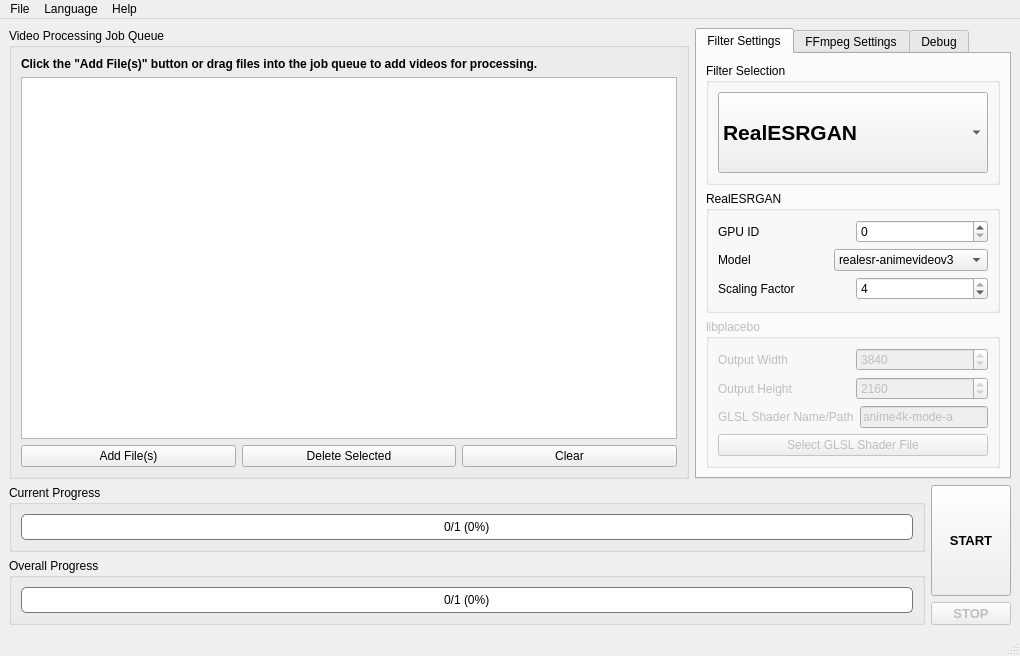
This is src/mainwindow.ui in k4yt3x/video2x-qt6 as Qt 5 draws it before an edit. The edited form follows.
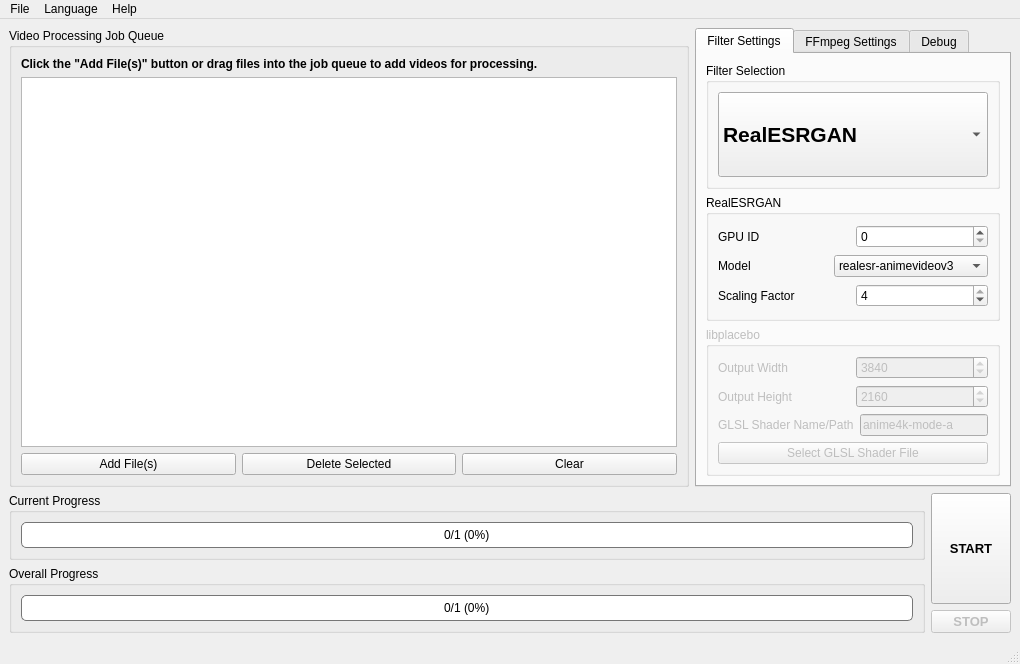
This is the edited form. Custom widgets are drawn as their Qt base class.

Diff of the .ui file:
```diff
--- a/src/mainwindow.ui
+++ b/src/mainwindow.ui
@@ -7,7 +7,7 @@
     <x>0</x>
     <y>0</y>
     <width>1020</width>
-    <height>656</height>
+    <height>664</height>
    </rect>
   </property>
   <property name="windowTitle">
```
Left out of the diff: 10 changed lines with no effect on the pictures.
